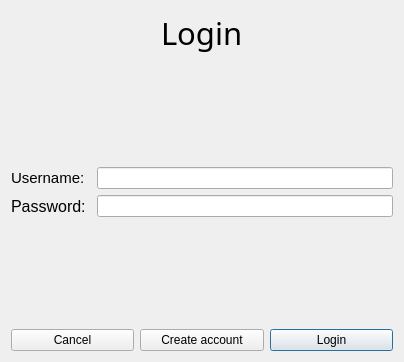
This is dialog.ui in Alligraphic/BookShelf as Qt 5 draws it before an edit. The edited form follows.
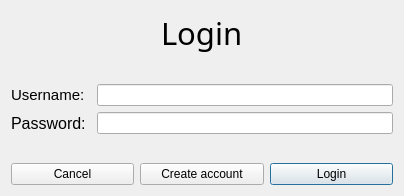
This is the edited form.

Commit message: resized the dialogs

The edit to the form file:
```diff
--- a/dialog.ui
+++ b/dialog.ui
@@ -7,7 +7,7 @@
     <x>0</x>
     <y>0</y>
     <width>404</width>
-    <height>362</height>
+    <height>196</height>
    </rect>
   </property>
   <property name="windowTitle">
```
The commit also changes 1 other file.
